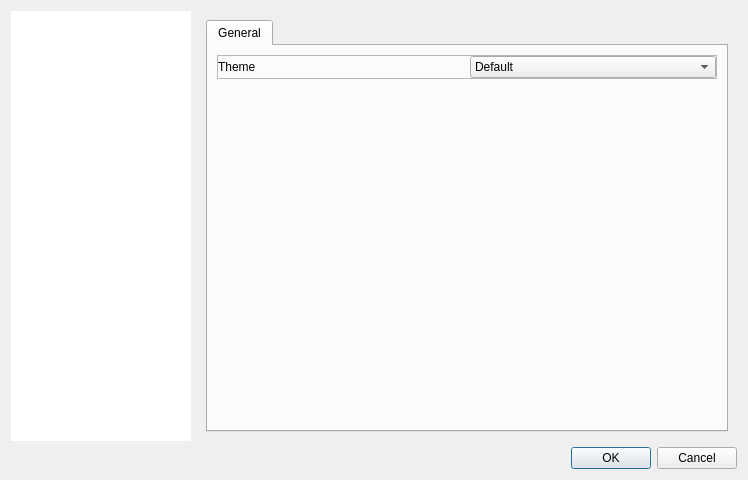
Qt form src/AutoBatchRunner/dialog/optiondialog.ui (karakirimu/AutoBatchTools) before a commit.
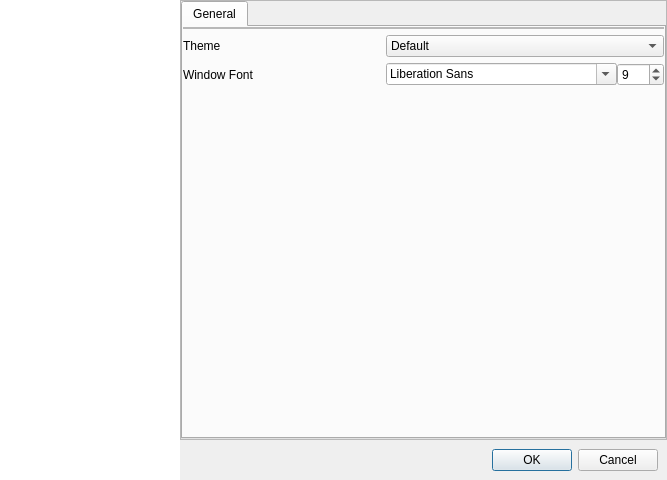
The same form after that commit. Icons and pictures are not drawn. Custom widgets are drawn as their Qt base class.

The edit to the form file:
```diff
--- a/src/AutoBatchRunner/dialog/optiondialog.ui
+++ b/src/AutoBatchRunner/dialog/optiondialog.ui
@@ -6,7 +6,7 @@
    <rect>
     <x>0</x>
     <y>0</y>
-    <width>748</width>
+    <width>667</width>
     <height>480</height>
    </rect>
   </property>
@@ -17,12 +17,12 @@
    <iconset resource="../../../res/resources.qrc">
     <normaloff>:/default_icons/settings.png</normaloff>:/default_icons/settings.png</iconset>
   </property>
-  <layout class="QVBoxLayout" name="verticalLayout">
-   <item>
-    <widget class="QWidget" name="hWid" native="true">
+  <property name="autoFillBackground">
+   <bool>false</bool>
+  </property>
      <layout class="QHBoxLayout" name="horizontalLayout">
       <property name="spacing">
-       <number>6</number>
+    <number>0</number>
       </property>
       <property name="leftMargin">
        <number>0</number>
@@ -59,6 +59,9 @@
         <property name="styleSheet">
          <string notr="true">border : 0px</string>
         </property>
+     <property name="frameShape">
+      <enum>QFrame::NoFrame</enum>
+     </property>
         <property name="resizeMode">
          <enum>QListView::Fixed</enum>
         </property>
@@ -68,6 +71,27 @@
        </widget>
       </item>
       <item>
+    <widget class="QWidget" name="hWid" native="true">
+     <property name="autoFillBackground">
+      <bool>false</bool>
+     </property>
+     <layout class="QVBoxLayout" name="verticalLayout">
+      <property name="spacing">
+       <number>0</number>
+      </property>
+      <property name="leftMargin">
+       <number>0</number>
+      </property>
+      <property name="topMargin">
+       <number>0</number>
+      </property>
+      <property name="rightMargin">
+       <number>0</number>
+      </property>
+      <property name="bottomMargin">
+       <number>0</number>
+      </property>
+      <item>
        <widget class="QScrollArea" name="scrollArea">
         <property name="sizePolicy">
          <sizepolicy hsizetype="Expanding" vsizetype="Expanding">
@@ -76,7 +100,7 @@
          </sizepolicy>
         </property>
         <property name="styleSheet">
-         <string notr="true">QScrollArea {border : 0px}</string>
+         <string notr="true"/>
         </property>
         <property name="lineWidth">
          <number>1</number>
@@ -89,8 +113,8 @@
           <rect>
            <x>0</x>
            <y>0</y>
-           <width>544</width>
-           <height>436</height>
+           <width>485</width>
+           <height>440</height>
           </rect>
          </property>
          <property name="sizePolicy">
@@ -99,6 +123,9 @@
            <verstretch>0</verstretch>
           </sizepolicy>
          </property>
+         <property name="autoFillBackground">
+          <bool>true</bool>
+         </property>
          <property name="styleSheet">
           <string notr="true"/>
          </property>
@@ -126,13 +153,34 @@
               <verstretch>0</verstretch>
              </sizepolicy>
             </property>
+            <property name="autoFillBackground">
+             <bool>false</bool>
+            </property>
             <property name="currentIndex">
              <number>0</number>
             </property>
             <widget class="QWidget" name="settinggeneral">
              <layout class="QVBoxLayout" name="verticalLayout_4">
+              <property name="spacing">
+               <number>0</number>
+              </property>
+              <property name="leftMargin">
+               <number>0</number>
+              </property>
+              <property name="topMargin">
+               <number>0</number>
+              </property>
+              <property name="rightMargin">
+               <number>0</number>
+              </property>
+              <property name="bottomMargin">
+               <number>0</number>
+              </property>
               <item>
                <widget class="QTabWidget" name="tabWidget">
+                <property name="autoFillBackground">
+                 <bool>false</bool>
+                </property>
                 <property name="currentIndex">
                  <number>0</number>
                 </property>
@@ -141,6 +189,18 @@
                   <string>General</string>
                  </attribute>
                  <layout class="QVBoxLayout" name="verticalLayout_5">
+                  <property name="leftMargin">
+                   <number>0</number>
+                  </property>
+                  <property name="topMargin">
+                   <number>0</number>
+                  </property>
+                  <property name="rightMargin">
+                   <number>0</number>
+                  </property>
+                  <property name="bottomMargin">
+                   <number>0</number>
+                  </property>
                   <item>
                    <widget class="QFrame" name="frame_8">
                     <property name="frameShape">
@@ -162,14 +222,57 @@
                      <property name="bottomMargin">
                       <number>0</number>
                      </property>
+                    </layout>
+                   </widget>
+                  </item>
                      <item>
+                   <layout class="QGridLayout" name="gridLayout">
+                    <property name="topMargin">
+                     <number>0</number>
+                    </property>
+                    <property name="horizontalSpacing">
+                     <number>0</number>
+                    </property>
+                    <item row="0" column="0">
                       <widget class="QLabel" name="label_9">
                        <property name="text">
                         <string>Theme</string>
                        </property>
                       </widget>
                      </item>
-                     <item>
+                    <item row="1" column="1">
+                     <widget class="QFontComboBox" name="windowFontComboBox"/>
+                    </item>
+                    <item row="1" column="0">
+                     <widget class="QLabel" name="label">
+                      <property name="text">
+                       <string>Window Font</string>
+                      </property>
+                     </widget>
+                    </item>
+                    <item row="1" column="2">
+                     <widget class="QSpinBox" name="windowFontSizeSpinBox">
+                      <property name="sizePolicy">
+                       <sizepolicy hsizetype="Fixed" vsizetype="Fixed">
+                        <horstretch>0</horstretch>
+                        <verstretch>0</verstretch>
+                       </sizepolicy>
+                      </property>
+                      <property name="minimum">
+                       <number>1</number>
+                      </property>
+                      <property name="maximum">
+                       <number>100</number>
+                      </property>
+                      <property name="singleStep">
+                       <number>1</number>
+                      </property>
+                      <property name="value">
+                       <number>9</number>
+                      </property>
+                     </widget>
+                    </item>
+                    <item row="0" column="1" colspan="2">
                       <widget class="QComboBox" name="themeComboBox">
                        <item>
                         <property name="text">
@@ -189,7 +292,6 @@
                       </widget>
                      </item>
                     </layout>
-                   </widget>
                   </item>
                   <item>
                    <spacer name="verticalSpacer">
@@ -210,8 +312,23 @@
               </item>
              </layout>
             </widget>
-            <widget class="QWidget" name="otherprof">
+            <widget class="QWidget" name="settingprofileload">
              <layout class="QVBoxLayout" name="verticalLayout_3">
+              <property name="spacing">
+               <number>0</number>
+              </property>
+              <property name="leftMargin">
+               <number>0</number>
+              </property>
+              <property name="topMargin">
+               <number>0</number>
+              </property>
+              <property name="rightMargin">
+               <number>0</number>
+              </property>
+              <property name="bottomMargin">
+               <number>0</number>
+              </property>
               <item>
                <widget class="QFrame" name="frame">
                 <property name="enabled">
@@ -314,6 +431,18 @@
               <property name="spacing">
                <number>0</number>
               </property>
+              <property name="leftMargin">
+               <number>0</number>
+              </property>
+              <property name="topMargin">
+               <number>0</number>
+              </property>
+              <property name="rightMargin">
+               <number>0</number>
+              </property>
+              <property name="bottomMargin">
+               <number>0</number>
+              </property>
               <item>
                <widget class="QFrame" name="frame_5">
                 <property name="enabled">
@@ -419,6 +548,18 @@
               <property name="spacing">
                <number>0</number>
               </property>
+              <property name="leftMargin">
+               <number>0</number>
+              </property>
+              <property name="topMargin">
+               <number>0</number>
+              </property>
+              <property name="rightMargin">
+               <number>0</number>
+              </property>
+              <property name="bottomMargin">
+               <number>0</number>
+              </property>
               <item>
                <widget class="QFrame" name="frame_4">
                 <property name="enabled">
@@ -524,6 +665,18 @@
               <property name="spacing">
                <number>0</number>
               </property>
+              <property name="leftMargin">
+               <number>0</number>
+              </property>
+              <property name="topMargin">
+               <number>0</number>
+              </property>
+              <property name="rightMargin">
+               <number>0</number>
+              </property>
+              <property name="bottomMargin">
+               <number>0</number>
+              </property>
               <item>
                <widget class="QFrame" name="frame_6">
                 <property name="enabled">
@@ -613,9 +766,20 @@
         </widget>
        </widget>
       </item>
-     </layout>
-    </widget>
-   </item>
+      <item>
+       <layout class="QVBoxLayout" name="verticalLayout_7">
+        <property name="leftMargin">
+         <number>9</number>
+        </property>
+        <property name="topMargin">
+         <number>9</number>
+        </property>
+        <property name="rightMargin">
+         <number>9</number>
+        </property>
+        <property name="bottomMargin">
+         <number>9</number>
+        </property>
    <item>
     <widget class="QDialogButtonBox" name="buttonBox">
      <property name="orientation">
@@ -627,6 +791,11 @@
     </widget>
    </item>
   </layout>
+      </item>
+     </layout>
+    </widget>
+   </item>
+  </layout>
  </widget>
  <customwidgets>
   <customwidget>
```
Left out of the diff: 2 changed lines with no effect on the pictures. Lines whose indentation alone changed are shown as unchanged.
